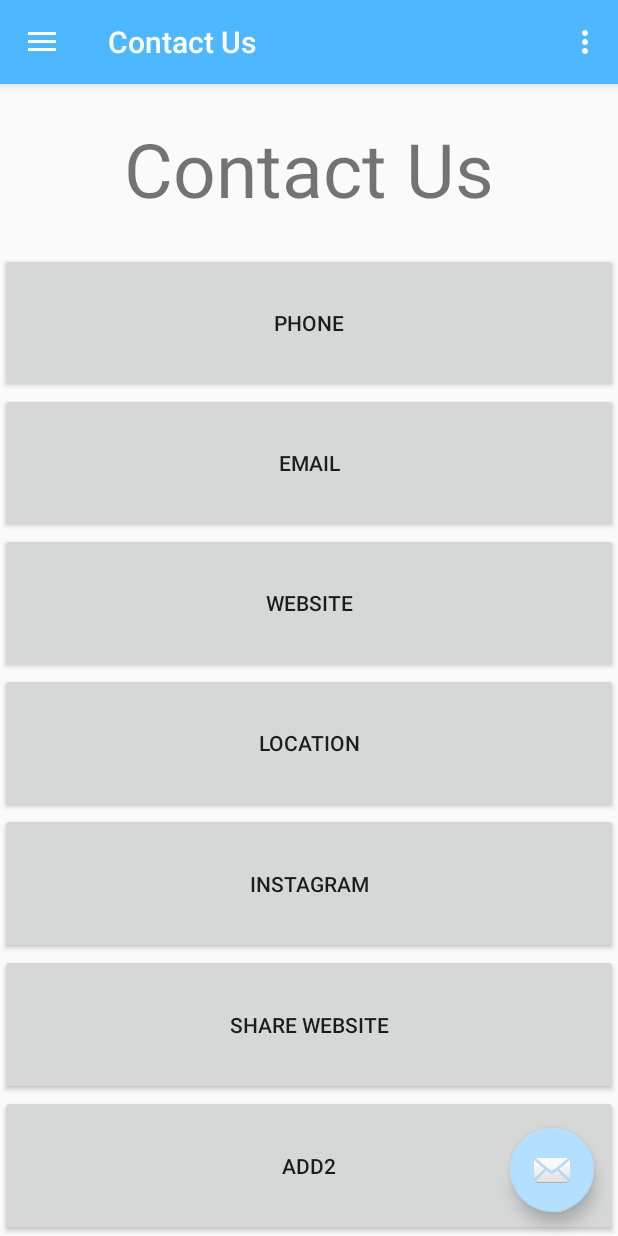
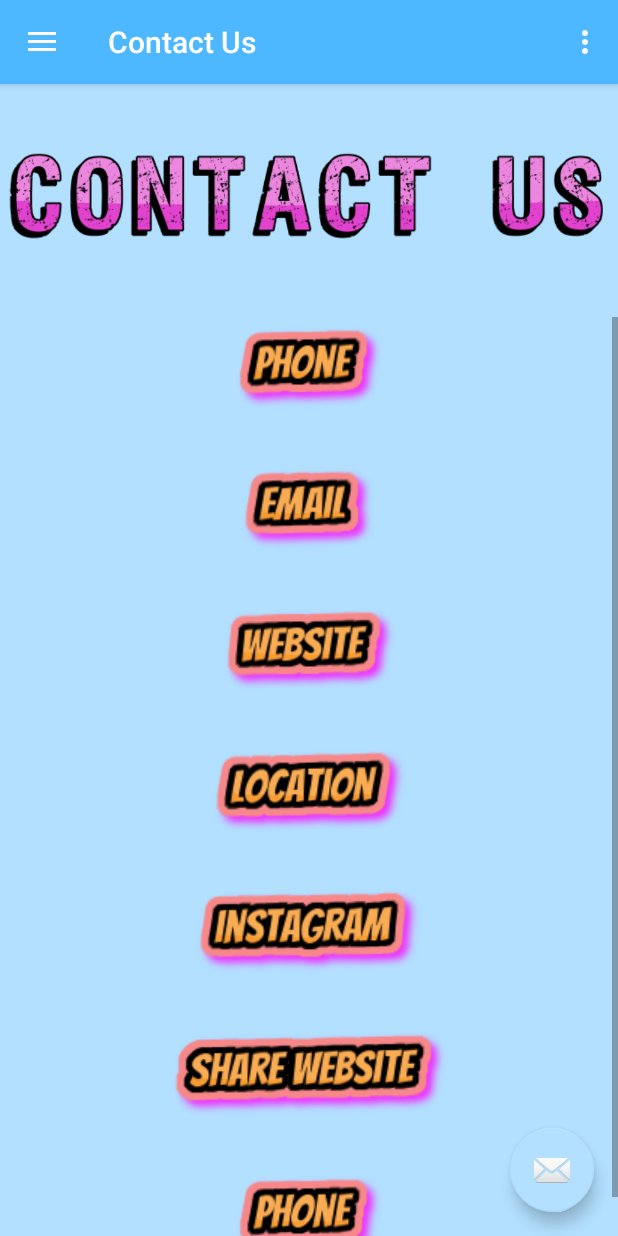
Before and after one commit to najiblitz/Android2FinalProject, an Android app: the screen it shows after launch (MainActivity), in the side drawer, after a tap on "Contact Us", on a phone screen of 412 x 824 dp. Run offline under Robolectric (Android 15) with nearby library versions, the phone set to English and light mode, and no system bars; our stand-ins replace navigation-ui.

Commit message:
Contact Page * Update buttons to ImageButton * Update java to change from button to ImageButton

```diff
--- a/app/src/main/java/com/example/android2finalproject/ContactFragment.java
+++ b/app/src/main/java/com/example/android2finalproject/ContactFragment.java
@@ -11,6 +11,7 @@ import android.view.LayoutInflater;
 import android.view.View;
 import android.view.ViewGroup;
 import android.widget.Button;
+import android.widget.ImageButton;
 
 import com.google.android.material.snackbar.Snackbar;
 
@@ -67,7 +68,7 @@ public class ContactFragment extends Fragment {
                              Bundle savedInstanceState) {
         // Inflate the layout for this fragment
         View view = inflater.inflate(R.layout.fragment_contact, container, false);
-        Button emailButton = view.findViewById(R.id.emailButton);
+        ImageButton emailButton = view.findViewById(R.id.emailButton);
         emailButton.setOnClickListener(new View.OnClickListener() {
             @Override
             public void onClick(View v) {
@@ -83,7 +84,8 @@ public class ContactFragment extends Fragment {
                 }
             }
         });
-        Button locationButton = view.findViewById(R.id.locationButton);
+
+        ImageButton locationButton = view.findViewById(R.id.locationButton);
         locationButton.setOnClickListener(new View.OnClickListener(){
             @Override
             public void onClick(View v) {
@@ -97,8 +99,16 @@ public class ContactFragment extends Fragment {
             }
         });
 
-        Button phone = view.findViewById(R.id.phoneButton);
-        phone.setOnClickListener(new View.OnClickListener() {
+        ImageButton instagramButton = view.findViewById(R.id.instagramButton);
+        instagramButton.setOnClickListener(new View.OnClickListener() {
+            @Override
+            public void onClick(View v) {
+
+            }
+        });
+
+        ImageButton phonePic = view.findViewById(R.id.phoneButton);
+        phonePic.setOnClickListener(new View.OnClickListener() {
             @Override
             public void onClick(View v) {
                 Uri number = Uri.parse("tel:5195559090");
@@ -109,15 +119,7 @@ public class ContactFragment extends Fragment {
             }
         });
 
-        Button instagramButton = view.findViewById(R.id.instagramButton);
-        instagramButton.setOnClickListener(new View.OnClickListener() {
-            @Override
-            public void onClick(View v) {
-
-            }
-        });
-
-        Button websiteButton = view.findViewById(R.id.websiteButton);
+        ImageButton websiteButton = view.findViewById(R.id.websiteButton);
         websiteButton.setOnClickListener(new View.OnClickListener() {
             @Override
             public void onClick(View v) {
@@ -131,7 +133,7 @@ public class ContactFragment extends Fragment {
             }
         });
 
-        Button shareButton = view.findViewById(R.id.shareButton);
+        ImageButton shareButton = view.findViewById(R.id.shareButton);
         shareButton.setOnClickListener(new View.OnClickListener() {
             @Override
             public void onClick(View v) {
@@ -149,4 +151,6 @@ public class ContactFragment extends Fragment {
 
         return view;
     }
+
+
 }
--- a/app/src/main/res/layout/fragment_contact.xml
+++ b/app/src/main/res/layout/fragment_contact.xml
@@ -3,65 +3,105 @@
     xmlns:tools="http://schemas.android.com/tools"
     android:layout_width="match_parent"
     android:layout_height="match_parent"
+    android:background="@color/colorAccent"
     android:orientation="vertical"
     tools:context=".ContactFragment">
 
-    <TextView
-        android:id="@+id/contactTitle"
+    <ImageView
+        android:id="@+id/contactUsImage"
+        android:layout_width="match_parent"
+        android:layout_height="310dp"
+        android:layout_weight="1"
+        android:src="@drawable/contactus" />
+
+    <ScrollView
+        android:layout_width="match_parent"
+        android:layout_height="match_parent"
+        android:layout_weight="1">
+
+        <LinearLayout
             android:layout_width="match_parent"
             android:layout_height="wrap_content"
-        android:gravity="center"
-        android:textSize="50dp"
-        android:layout_weight="1"
-        android:text="@string/menu_contact" />
+            android:orientation="vertical">
 
-    <Button
+            <ImageButton
                 android:id="@+id/phoneButton"
-        android:layout_width="match_parent"
+                android:layout_width="wrap_content"
                 android:layout_height="wrap_content"
-        android:layout_weight="1"
-        android:text="@string/phoneButton" />
+                android:layout_gravity="center"
+                android:layout_marginBottom="30dp"
+                android:layout_weight="0"
+                android:adjustViewBounds="true"
+                android:background="@color/colorAccent"
+                android:src="@drawable/phone" />
 
-    <Button
+            <ImageButton
                 android:id="@+id/emailButton"
-        android:layout_width="match_parent"
+                android:layout_width="wrap_content"
                 android:layout_height="wrap_content"
-        android:layout_weight="1"
-        android:text="@string/emailButton" />
+                android:layout_gravity="center"
+                android:layout_marginBottom="30dp"
+                android:layout_weight="0"
+                android:adjustViewBounds="true"
+                android:background="@color/colorAccent"
+                android:src="@drawable/email" />
 
-    <Button
+            <ImageButton
                 android:id="@+id/websiteButton"
-        android:layout_width="match_parent"
+                android:layout_width="wrap_content"
                 android:layout_height="wrap_content"
-        android:layout_weight="1"
-        android:text="@string/websiteButton" />
+                android:layout_gravity="center"
+                android:layout_marginBottom="30dp"
+                android:layout_weight="0"
+                android:adjustViewBounds="true"
+                android:background="@color/colorAccent"
+                android:src="@drawable/website" />
 
-    <Button
+            <ImageButton
                 android:id="@+id/locationButton"
-        android:layout_width="match_parent"
+                android:layout_width="wrap_content"
                 android:layout_height="wrap_content"
-        android:layout_weight="1"
-        android:text="@string/loactionButton" />
+                android:layout_gravity="center"
+                android:layout_marginBottom="30dp"
+                android:layout_weight="0"
+                android:adjustViewBounds="true"
+                android:background="@color/colorAccent"
+                android:src="@drawable/location" />
 
-    <Button
+            <ImageButton
                 android:id="@+id/instagramButton"
-        android:layout_width="match_parent"
+                android:layout_width="wrap_content"
                 android:layout_height="wrap_content"
-        android:layout_weight="1"
-        android:text="@string/instagramButton" />
+                android:layout_gravity="center"
+                android:layout_marginBottom="30dp"
+                android:layout_weight="0"
+                android:adjustViewBounds="true"
+                android:background="@color/colorAccent"
+                android:src="@drawable/instagram" />
 
-    <Button
+            <ImageButton
                 android:id="@+id/shareButton"
-        android:layout_width="match_parent"
+                android:layout_width="wrap_content"
                 android:layout_height="wrap_content"
-        android:layout_weight="1"
-        android:text="@string/shareButton" />
+                android:layout_gravity="center"
+                android:layout_marginBottom="30dp"
+                android:layout_weight="0"
+                android:adjustViewBounds="true"
+                android:background="@color/colorAccent"
+                android:src="@drawable/sharewebsite" />
 
-    <Button
-        android:id="@+id/oneMoreButton"
-        android:layout_width="match_parent"
+            <ImageButton
+                android:id="@+id/imageButton"
+                android:layout_width="wrap_content"
                 android:layout_height="wrap_content"
-        android:layout_weight="1"
-        android:text="@string/oneMoreButton" />
+                android:layout_gravity="center"
+                android:layout_marginBottom="10dp"
+                android:layout_weight="0"
+                android:adjustViewBounds="true"
+                android:background="@color/colorAccent"
+                android:src="@drawable/phone" />
+        </LinearLayout>
+    </ScrollView>
+
 
 </LinearLayout>
```
Also changed, not shown: app/src/main/res/drawable/aboutus.png (added), app/src/main/res/drawable/contactus.png (added), app/src/main/res/drawable/email.png (added), app/src/main/res/drawable/instagram.png (added), app/src/main/res/drawable/location.png (added), app/src/main/res/drawable/phone.png (added), app/src/main/res/drawable/sharewebsite.png (added), app/src/main/res/drawable/website.png (added), app/src/main/res/drawable/weeklydeals.png (added), app/src/main/res/drawable/whatsnew.png (added). Lines whose indentation alone changed are shown as unchanged.
